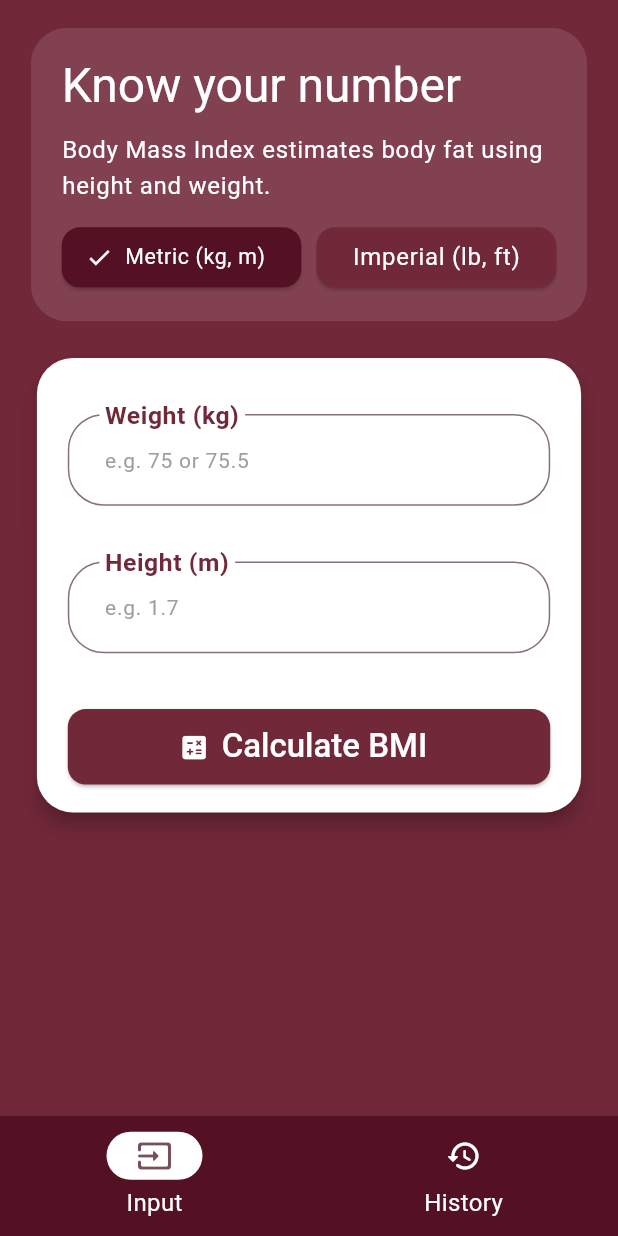
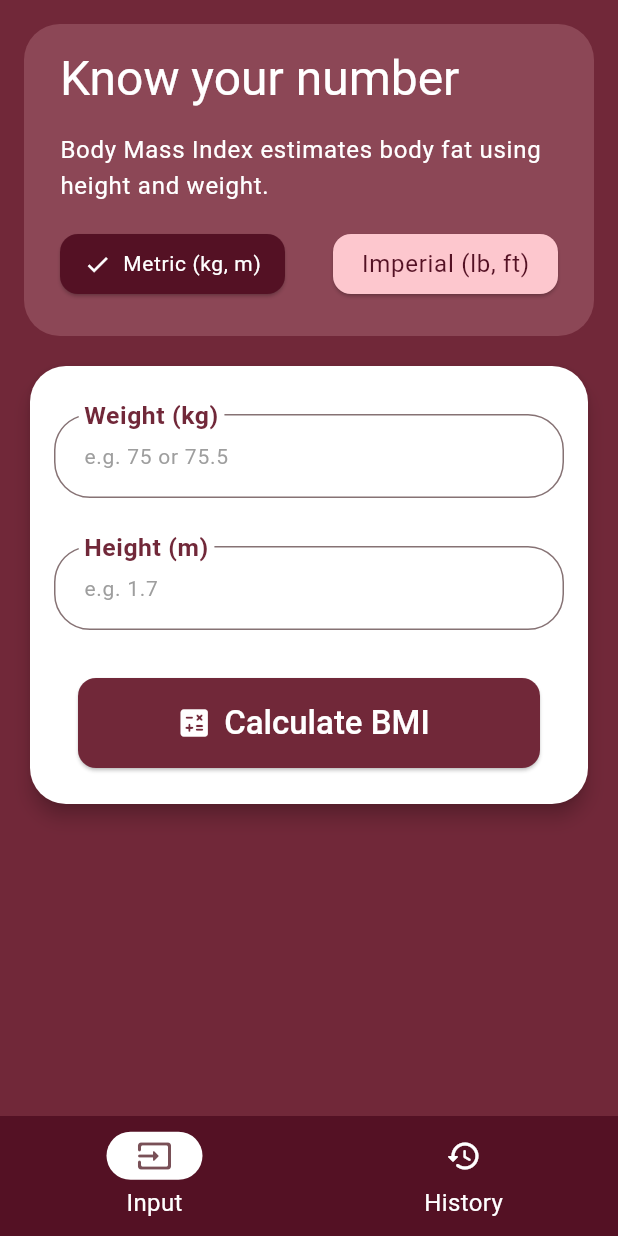
Before and after one commit to lucasdalle/bmi_app_dio_flutter_specialist_course, a Flutter app: the screen it shows after launch, after a tap on "Metric (kg, m)", on a phone screen of 412 x 824 dp. Run offline on Flutter 3.47's test engine with Material 3 defaults, Android fonts, the phone set to English and light mode, and no system bars; our stand-ins replace flutter_riverpod; missing offline and left inert: units_converter.

Commit message:
feat: adde AppSpacing ThemeExtension for standardized responsive spacing
- Created `AppSpacing` as a ThemeExtension to centralize spacing values (xs, sm, md, lg, xl).
- Implemented `copyWith` and `lerp` to support theme updates and animations.
- Added `scaled` factory to adapt spacing dynamically for mobile, tablet, and desktop based on screen width.
- Introduced `BuildContext` extension (`context.spacing`) for cleaner access.
- Provides consistent spacing system across the app, improving maintainability and responsiveness.

```diff
--- /dev/null
+++ b/lib/config/themes/app_spacing_theme_extension.dart
@@ -0,0 +1,51 @@
+import 'dart:ui';
+
+import 'package:flutter/material.dart';
+
+import '../constants.dart';
+
+@immutable
+class AppSpacing extends ThemeExtension<AppSpacing> {
+  final double xs;
+  final double sm;
+  final double md;
+  final double lg;
+  final double xl;
+
+  const AppSpacing({required this.xs, required this.sm, required this.md, required this.lg, required this.xl});
+
+  @override
+  AppSpacing copyWith({double? xs, double? sm, double? md, double? lg, double? xl}) =>
+      AppSpacing(xs: xs ?? this.xs, sm: sm ?? this.sm, md: md ?? this.md, lg: lg ?? this.lg, xl: xl ?? this.xl);
+
+  @override
+  AppSpacing lerp(ThemeExtension<AppSpacing>? other, double t) {
+    if (other is! AppSpacing) return this;
+    return AppSpacing(
+      xs: lerpDouble(xs, other.xs, t)!,
+      sm: lerpDouble(sm, other.sm, t)!,
+      md: lerpDouble(md, other.md, t)!,
+      lg: lerpDouble(lg, other.lg, t)!,
+      xl: lerpDouble(xl, other.xl, t)!,
+    );
+  }
+
+  static AppSpacing scaled(BuildContext context) {
+    final width = MediaQuery.sizeOf(context).width;
+
+    if (width <= ScreenDesignParameters.mobileMaxWidth) {
+      final scale = (width / ScreenDesignParameters.mobileBaseWidth).clamp(0.9, 1.1);
+      return AppSpacing(xs: 4 * scale, sm: 8 * scale, md: 16 * scale, lg: 24 * scale, xl: 32 * scale);
+    } else if (width <= ScreenDesignParameters.tabletMaxWidth) {
+      final scale = (width / ScreenDesignParameters.tabletBaseWidth).clamp(0.95, 1.2);
+      return AppSpacing(xs: 8 * scale, sm: 16 * scale, md: 24 * scale, lg: 32 * scale, xl: 48 * scale);
+    } else {
+      final scale = (width / ScreenDesignParameters.desktopBaseWidth).clamp(1.0, 1.3);
+      return AppSpacing(xs: 12 * scale, sm: 20 * scale, md: 32 * scale, lg: 48 * scale, xl: 64 * scale);
+    }
+  }
+}
+
+extension AppSpacingExtension on BuildContext {
+  AppSpacing get spacing => Theme.of(this).extension<AppSpacing>()!;
+}
--- a/lib/config/themes/app_theme.dart
+++ b/lib/config/themes/app_theme.dart
@@ -1,4 +1,5 @@
 import 'package:bmi_app/config/colors/colors.dart';
+import 'package:bmi_app/config/themes/app_spacing_theme_extension.dart';
 import 'package:bmi_app/config/themes/card_theme.dart';
 import 'package:bmi_app/config/themes/elevated_button_theme.dart';
 import 'package:bmi_app/config/themes/input_decoration_theme.dart';
@@ -22,6 +23,7 @@ class AppTheme {
       elevatedButtonTheme: AppElevatedButtonThemes.lightTheme(),
       inputDecorationTheme: AppInputDecorationThemes.lightTheme(),
       navigationBarTheme: AppNavigationBarTheme.lightTheme(),
+      extensions: const <ThemeExtension<dynamic>>[AppSpacing(xs: 4, sm: 8, md: 16, lg: 24, xl: 32)],
     );
   }
 
--- a/lib/core/widgets/glass_card_widget.dart
+++ b/lib/core/widgets/glass_card_widget.dart
@@ -11,7 +11,7 @@ class GlassCard extends StatelessWidget {
     return ClipRRect(
       child: Container(
         decoration: BoxDecoration(
-          color: Colors.white.withAlpha(30),
+          color: Theme.of(context).colorScheme.secondaryContainer.withAlpha(50),
           borderRadius: const BorderRadius.all(Radius.circular(kCardBorderRadius)),
         ),
         child: child,
--- a/lib/features/bmi/presentation/pages/input_result_screen.dart
+++ b/lib/features/bmi/presentation/pages/input_result_screen.dart
@@ -1,34 +1,28 @@
-import 'package:bmi_app/features/bmi/presentation/widgets/result_card_widget.dart';
+import 'package:bmi_app/config/themes/app_spacing_theme_extension.dart';
 import 'package:bmi_app/features/bmi/presentation/widgets/unit_selection_card_widget.dart';
-import 'package:bmi_app/features/bmi/presentation/widgets/weight_height_input_card_widget.dart';
 import 'package:flutter/material.dart';
+
+import '../widgets/result_card_widget.dart';
+import '../widgets/weight_height_input_card_widget.dart';
 
 class InputResultScreen extends StatelessWidget {
   const InputResultScreen({super.key});
 
   @override
   Widget build(BuildContext context) {
-    return LayoutBuilder(
-      builder: (context, constraints) {
     return SingleChildScrollView(
       child: Padding(
         padding: EdgeInsets.only(
-              left: constraints.maxWidth * 0.05,
-              right: constraints.maxWidth * 0.05,
-              top: constraints.maxHeight * 0.025,
-              bottom: constraints.maxHeight * 0.025 + MediaQuery.viewInsetsOf(context).bottom,
+          left: context.spacing.md,
+          right: context.spacing.md,
+          top: context.spacing.md,
+          bottom: context.spacing.md + MediaQuery.viewInsetsOf(context).bottom,
         ),
         child: Column(
-              spacing: constraints.maxWidth * 0.05,
-              children: [
-                UnitSelectionCard(constraints: constraints),
-                WeightHeightInputCard(constraints: constraints),
-                ResultCard(constraints: constraints),
-              ],
+          spacing: context.spacing.md,
+          children: const [UnitSelectionCard(), WeightHeightInputCard(), ResultCard()],
         ),
       ),
     );
-      },
-    );
   }
 }
--- a/lib/features/bmi/presentation/widgets/result_card_widget.dart
+++ b/lib/features/bmi/presentation/widgets/result_card_widget.dart
@@ -5,25 +5,22 @@ import 'package:bmi_app/features/bmi/presentation/widgets/bmi_tip_widget.dart';
 import 'package:flutter/material.dart';
 import 'package:flutter_riverpod/flutter_riverpod.dart';
 
+import '../../../../config/themes/app_spacing_theme_extension.dart';
+
 class ResultCard extends ConsumerWidget {
-  const ResultCard({super.key, required this.constraints});
-
-  final BoxConstraints constraints;
+  const ResultCard({super.key});
 
   @override
   Widget build(BuildContext context, WidgetRef ref) {
     return ref.watch(bmiResultProvider) != null
         ? Card(
             child: Padding(
-              padding: EdgeInsets.symmetric(
-                horizontal: constraints.maxWidth * 0.05,
-                vertical: constraints.maxHeight * 0.025,
-              ),
+              padding: EdgeInsets.symmetric(horizontal: context.spacing.lg, vertical: context.spacing.lg),
               child: Row(
                 mainAxisSize: MainAxisSize.max,
                 mainAxisAlignment: MainAxisAlignment.spaceBetween,
                 crossAxisAlignment: CrossAxisAlignment.start,
-                spacing: constraints.maxWidth * 0.1,
+                spacing: context.spacing.xl,
                 children: [
                   Column(
                     children: [
@@ -47,7 +44,7 @@ class ResultCard extends ConsumerWidget {
                   Expanded(
                     child: Column(
                       crossAxisAlignment: CrossAxisAlignment.end,
-                      spacing: constraints.maxHeight * 0.025,
+                      spacing: context.spacing.md,
                       children: [
                         BmiCategoryCard(category: ref.watch(bmiResultProvider)!.resultCategory.toString()),
                         BmiTip(tip: ref.watch(bmiResultProvider)!.getTip()),
--- a/lib/features/bmi/presentation/widgets/unit_selection_card_widget.dart
+++ b/lib/features/bmi/presentation/widgets/unit_selection_card_widget.dart
@@ -3,12 +3,10 @@ import 'package:bmi_app/features/bmi/presentation/riverpod/providers/bmi_provide
 import 'package:flutter/material.dart';
 import 'package:flutter_riverpod/flutter_riverpod.dart';
 
-import '../../../../config/colors/colors.dart';
+import '../../../../config/themes/app_spacing_theme_extension.dart';
 
 class UnitSelectionCard extends ConsumerStatefulWidget {
-  const UnitSelectionCard({super.key, required this.constraints});
-
-  final BoxConstraints constraints;
+  const UnitSelectionCard({super.key});
 
   @override
   ConsumerState<UnitSelectionCard> createState() => _UnitSelectionCardState();
@@ -21,69 +19,81 @@ class _UnitSelectionCardState extends ConsumerState<UnitSelectionCard> {
       child: Column(
         mainAxisSize: MainAxisSize.min,
         crossAxisAlignment: CrossAxisAlignment.start,
-        spacing: widget.constraints.maxHeight * 0.015,
+        spacing: context.spacing.md,
         children: [
           Padding(
-            padding: EdgeInsets.only(
-              left: widget.constraints.maxWidth * 0.05,
-              right: widget.constraints.maxWidth * 0.05,
-              top: widget.constraints.maxHeight * 0.025,
-            ),
+            padding: EdgeInsets.only(left: context.spacing.lg, right: context.spacing.lg, top: context.spacing.md),
             child: Text('Know your number', style: TextTheme.of(context).headlineLarge, textAlign: TextAlign.start),
           ),
           Padding(
-            padding: EdgeInsets.symmetric(horizontal: widget.constraints.maxWidth * 0.05),
+            padding: EdgeInsets.symmetric(horizontal: context.spacing.lg),
             child: Text(
               'Body Mass Index estimates body fat using height and weight.',
               style: TextTheme.of(context).bodyLarge,
             ),
           ),
           Padding(
-            padding: EdgeInsets.only(
-              left: widget.constraints.maxWidth * 0.05,
-              right: widget.constraints.maxWidth * 0.05,
-              bottom: widget.constraints.maxHeight * 0.025,
-            ),
+            padding: EdgeInsets.only(left: context.spacing.lg, right: context.spacing.lg, bottom: context.spacing.lg),
             child: Row(
               mainAxisSize: MainAxisSize.max,
               crossAxisAlignment: CrossAxisAlignment.center,
-              spacing: widget.constraints.maxWidth * 0.025,
+              spacing: context.spacing.xl,
               children: [
                 Expanded(
                   child: ElevatedButton.icon(
-                    icon: ref.watch(bmiInputProvider).isMetric
-                        ? const Icon(Icons.check, color: AppColors.lightAccent)
-                        : null,
+                    style: ElevatedButtonTheme.of(context).style?.copyWith(
+                      padding: WidgetStatePropertyAll<EdgeInsetsGeometry?>(
+                        EdgeInsetsGeometry.symmetric(horizontal: context.spacing.md),
+                      ),
+                      backgroundColor: ref.watch(bmiInputProvider).isMetric
+                          ? WidgetStatePropertyAll<Color?>(Theme.of(context).colorScheme.primary)
+                          : WidgetStatePropertyAll<Color?>(Theme.of(context).colorScheme.secondaryContainer),
+                    ),
                     onPressed: () {
                       ref.read(bmiInputProvider.notifier).setIsMetric(true);
                     },
+                    icon: ref.watch(bmiInputProvider).isMetric
+                        ? Icon(Icons.check, color: Theme.of(context).colorScheme.onPrimary)
+                        : null,
                     label: FittedBox(
                       fit: BoxFit.contain,
-                      child: Text('Metric (kg, m)', style: TextTheme.of(context).bodyLarge),
-                    ),
-                    style: ElevatedButtonTheme.of(context).style?.copyWith(
-                      backgroundColor: ref.watch(bmiInputProvider).isMetric
-                          ? WidgetStatePropertyAll<Color?>(Theme.of(context).colorScheme.primary)
-                          : WidgetStatePropertyAll<Color?>(Theme.of(context).colorScheme.primaryContainer),
+                      child: Text(
+                        'Metric (kg, m)',
+                        style: TextTheme.of(context).bodyLarge?.copyWith(
+                          color: ref.watch(bmiInputProvider).isMetric
+                              ? Theme.of(context).colorScheme.onPrimary
+                              : Theme.of(context).colorScheme.primary,
+                        ),
+                      ),
                     ),
                   ),
                 ),
                 Expanded(
                   child: ElevatedButton.icon(
-                    icon: ref.watch(bmiInputProvider).isMetric
-                        ? null
-                        : const Icon(Icons.check, color: AppColors.lightAccent),
+                    style: ElevatedButtonTheme.of(context).style?.copyWith(
+                      padding: WidgetStatePropertyAll<EdgeInsetsGeometry?>(
+                        EdgeInsetsGeometry.symmetric(horizontal: context.spacing.md),
+                      ),
+                      backgroundColor: ref.watch(bmiInputProvider).isMetric
+                          ? WidgetStatePropertyAll<Color?>(Theme.of(context).colorScheme.secondaryContainer)
+                          : WidgetStatePropertyAll<Color?>(Theme.of(context).colorScheme.primary),
+                    ),
                     onPressed: () {
                       ref.read(bmiInputProvider.notifier).setIsMetric(false);
                     },
+                    icon: ref.watch(bmiInputProvider).isMetric
+                        ? null
+                        : Icon(Icons.check, color: Theme.of(context).colorScheme.onPrimary),
                     label: FittedBox(
                       fit: BoxFit.contain,
-                      child: Text('Imperial (lb, ft)', style: TextTheme.of(context).bodyLarge),
-                    ),
-                    style: ElevatedButtonTheme.of(context).style?.copyWith(
-                      backgroundColor: ref.watch(bmiInputProvider).isMetric
-                          ? WidgetStatePropertyAll<Color?>(Theme.of(context).colorScheme.primaryContainer)
-                          : WidgetStatePropertyAll<Color?>(Theme.of(context).colorScheme.primary),
+                      child: Text(
+                        'Imperial (lb, ft)',
+                        style: TextTheme.of(context).bodyLarge?.copyWith(
+                          color: ref.watch(bmiInputProvider).isMetric
+                              ? Theme.of(context).colorScheme.primary
+                              : Theme.of(context).colorScheme.onPrimary,
+                        ),
+                      ),
                     ),
                   ),
                 ),
--- a/lib/features/bmi/presentation/widgets/weight_height_input_card_widget.dart
+++ b/lib/features/bmi/presentation/widgets/weight_height_input_card_widget.dart
@@ -4,10 +4,10 @@ import 'package:bmi_app/features/bmi/presentation/riverpod/providers/bmi_provide
 import 'package:flutter/material.dart';
 import 'package:flutter_riverpod/flutter_riverpod.dart';
 
+import '../../../../config/themes/app_spacing_theme_extension.dart';
+
 class WeightHeightInputCard extends ConsumerStatefulWidget {
-  const WeightHeightInputCard({super.key, required this.constraints});
-
-  final BoxConstraints constraints;
+  const WeightHeightInputCard({super.key});
 
   @override
   ConsumerState<WeightHeightInputCard> createState() => _WeightHeightInputCardState();
@@ -24,14 +24,10 @@ class _WeightHeightInputCardState extends ConsumerState<WeightHeightInputCard> {
       child: Form(
         key: _formKey,
         child: Column(
-          spacing: widget.constraints.maxHeight * 0.05,
+          spacing: context.spacing.xl,
           children: [
             Padding(
-              padding: EdgeInsets.only(
-                left: widget.constraints.maxWidth * 0.05,
-                right: widget.constraints.maxWidth * 0.05,
-                top: widget.constraints.maxHeight * 0.05,
-              ),
+              padding: EdgeInsets.only(left: context.spacing.md, right: context.spacing.md, top: context.spacing.xl),
               child: TextFormField(
                 controller: _weightTextEditingController,
                 style: TextTheme.of(context).bodyLarge?.copyWith(color: Theme.of(context).colorScheme.primary),
@@ -39,10 +35,7 @@ class _WeightHeightInputCardState extends ConsumerState<WeightHeightInputCard> {
                 decoration: InputDecoration(
                   label: Text('Weight (${BmiInputHintFormatter.getWeightUnit(ref.watch(bmiInputProvider).isMetric)})'),
                   hintText: BmiInputHintFormatter.getWeightHint(ref.watch(bmiInputProvider).isMetric),
-                  contentPadding: EdgeInsets.symmetric(
-                    horizontal: widget.constraints.maxWidth * 0.05,
-                    vertical: widget.constraints.maxHeight * 0.025,
-                  ),
+                  contentPadding: EdgeInsets.symmetric(horizontal: context.spacing.md, vertical: context.spacing.md),
                 ),
                 validator: (value) {
                   return BmiInputValidator.validateWeight(value, ref.watch(bmiInputProvider).isMetric);
@@ -56,7 +49,7 @@ class _WeightHeightInputCardState extends ConsumerState<WeightHeightInputCard> {
               ),
             ),
             Padding(
-              padding: EdgeInsets.symmetric(horizontal: widget.constraints.maxWidth * 0.05),
+              padding: EdgeInsets.symmetric(horizontal: context.spacing.md),
               child: TextFormField(
                 controller: _heightTextEditingController,
                 style: TextTheme.of(context).bodyLarge?.copyWith(color: Theme.of(context).colorScheme.primary),
@@ -64,10 +57,7 @@ class _WeightHeightInputCardState extends ConsumerState<WeightHeightInputCard> {
                 decoration: InputDecoration(
                   label: Text('Height (${BmiInputHintFormatter.getHeightUnit(ref.watch(bmiInputProvider).isMetric)})'),
                   hintText: BmiInputHintFormatter.getHeightHint(ref.watch(bmiInputProvider).isMetric),
-                  contentPadding: EdgeInsets.symmetric(
-                    horizontal: widget.constraints.maxWidth * 0.05,
-                    vertical: widget.constraints.maxHeight * 0.025,
-                  ),
+                  contentPadding: EdgeInsets.symmetric(horizontal: context.spacing.md, vertical: context.spacing.md),
                 ),
                 validator: (value) {
                   return BmiInputValidator.validateHeight(value, ref.watch(bmiInputProvider).isMetric);
@@ -81,18 +71,14 @@ class _WeightHeightInputCardState extends ConsumerState<WeightHeightInputCard> {
               ),
             ),
             Padding(
-              padding: EdgeInsets.only(
-                left: widget.constraints.maxWidth * 0.05,
-                right: widget.constraints.maxWidth * 0.05,
-                bottom: widget.constraints.maxHeight * 0.025,
-              ),
+              padding: EdgeInsets.only(left: context.spacing.xl, right: context.spacing.xl, bottom: context.spacing.lg),
               child: SizedBox(
                 width: double.infinity,
                 child: ElevatedButton.icon(
                   icon: Icon(
                     Icons.calculate_rounded,
                     color: Theme.of(context).colorScheme.onPrimary,
-                    size: widget.constraints.maxWidth * 0.05,
+                    size: context.spacing.lg,
                     applyTextScaling: true,
                   ),
                   onPressed: () {
@@ -102,7 +88,7 @@ class _WeightHeightInputCardState extends ConsumerState<WeightHeightInputCard> {
                     }
                   },
                   label: Padding(
-                    padding: EdgeInsets.symmetric(vertical: widget.constraints.maxHeight * 0.015),
+                    padding: EdgeInsets.symmetric(vertical: context.spacing.md),
                     child: Text('Calculate BMI', style: TextTheme.of(context).titleLarge),
                   ),
                 ),
```
Also changed, not shown: lib/config/constants.dart (+9 -0 lines), lib/features/bmi/presentation/pages/history_screen.dart (+5 -11 lines), lib/features/bmi/presentation/widgets/bmi_category_card_widget.dart (+2 -8 lines), lib/features/bmi/presentation/widgets/bmi_history_list_tile_widget.dart (+8 -15 lines), lib/features/bmi/presentation/widgets/bmi_tip_widget.dart (+2 -5 lines). Lines whose indentation alone changed are shown as unchanged.
